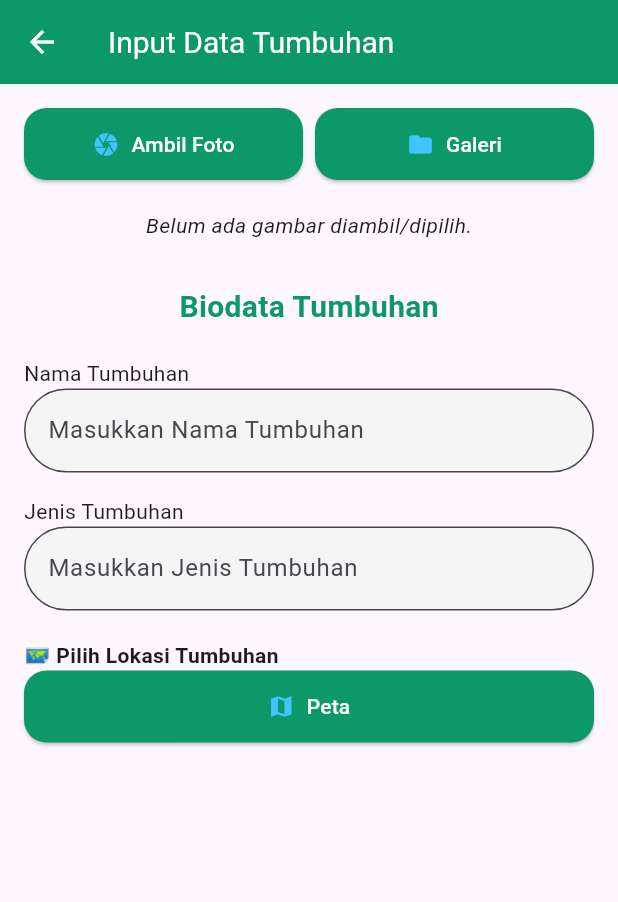
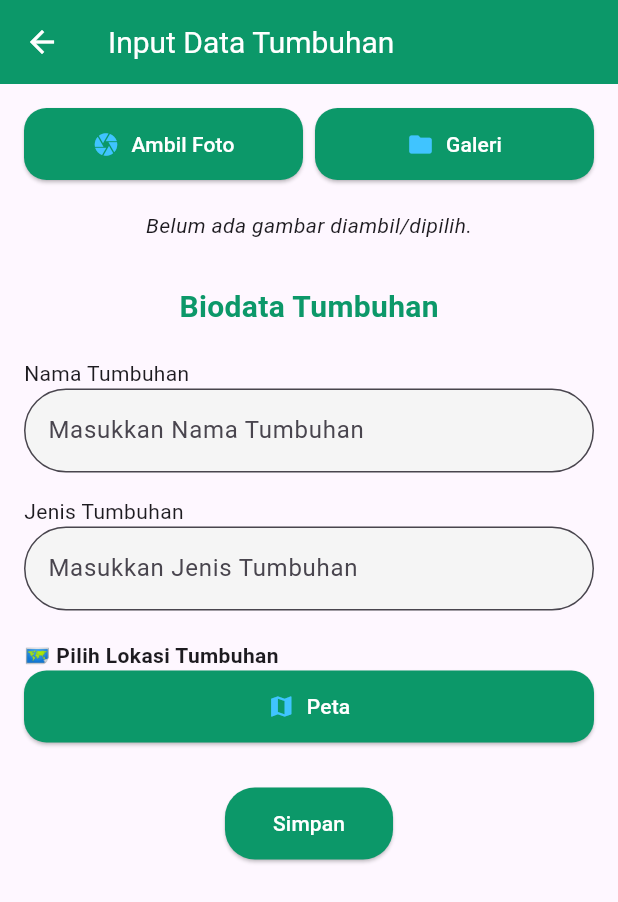
Before and after one commit to YusvanTriAtmojo/PlantApp, a Flutter app: the HomeCameraMap screen opened directly, on a phone screen of 412 x 824 dp. Shown: the top 902 px of the screen. Run offline on Flutter 3.47's test engine with Material 3 defaults, Android fonts, the phone set to English and light mode, and no system bars; our stand-ins replace camera, flutter_svg, geocoding, geolocator, google_maps_flutter, image_picker and 1 more.

Commit message:
Tombol Simpan navigasi ke DaftarPlant dengan data tumbuhan

```diff
--- a/lib/screens/home_camera_map.dart
+++ b/lib/screens/home_camera_map.dart
@@ -220,6 +220,49 @@ class _HomeCameraMapState extends State<HomeCameraMap> {
                           style: const TextStyle(color: kPrimaryColor),
                         ),
                       ),
+                    const SizedBox(height: 30),
+                    Center(
+                      child: ElevatedButton(
+                        onPressed: () {
+                          if (_imageFile == null) {
+                            ScaffoldMessenger.of(context).showSnackBar(
+                              const SnackBar(content: Text('Silakan ambil atau pilih gambar terlebih dahulu')),
+                            );
+                            return;
+                          }
+                          if (_formKey.currentState!.validate()) {
+                            if (alamatDipilih == null) {
+                              ScaffoldMessenger.of(context).showSnackBar(
+                                const SnackBar(content: Text('Pilih lokasi terlebih dahulu')),
+                              );
+                              return;
+                            }
+                            Navigator.pushReplacement(
+                              context,
+                              MaterialPageRoute(
+                                builder: (context) => DaftarPlant(
+                                  nama: _namaController.text,
+                                  jenis: _jenisController.text,
+                                  lokasi: alamatDipilih!,
+                                  image: _imageFile,
+                                ),
+                              ),
+                            );
+                          }
+                        },
+                        style: ElevatedButton.styleFrom(
+                          backgroundColor: kPrimaryColor,
+                          padding: const EdgeInsets.symmetric(horizontal: 32, vertical: 14),
+                          shape: RoundedRectangleBorder(
+                            borderRadius: BorderRadius.circular(20),
+                          ),
+                        ),
+                        child: const Text(
+                          'Simpan',
+                          style: TextStyle(color: Colors.white),
+                        ),
+                      ),
+                    ),
                   ],
                 ),
               ),
```
